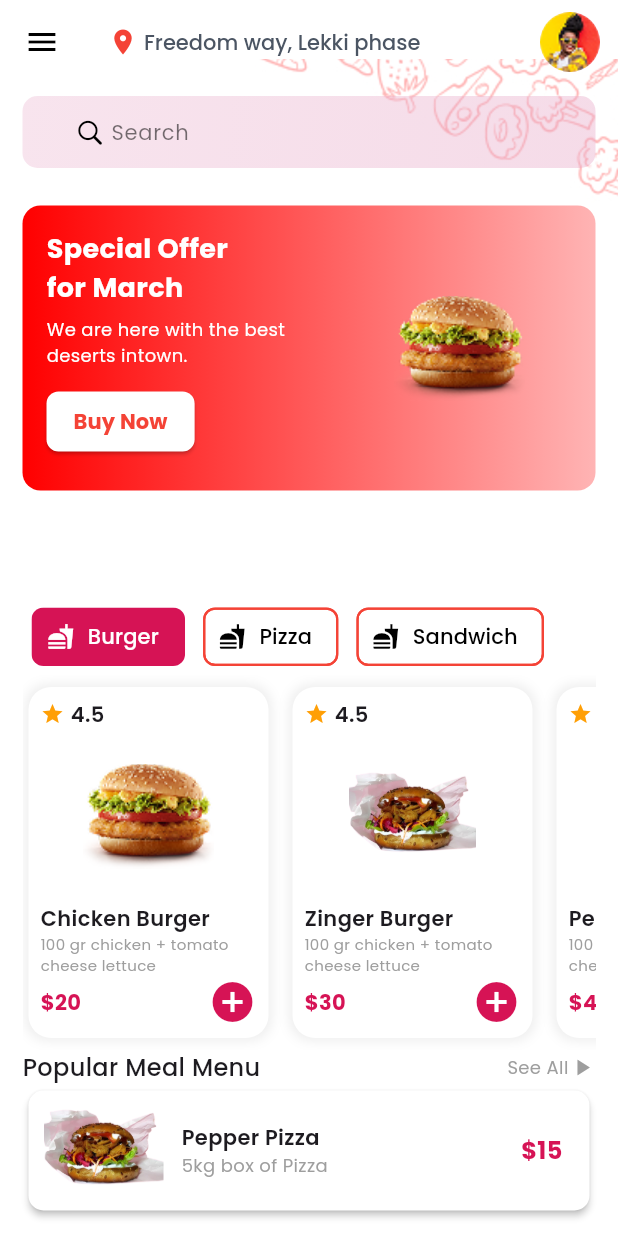
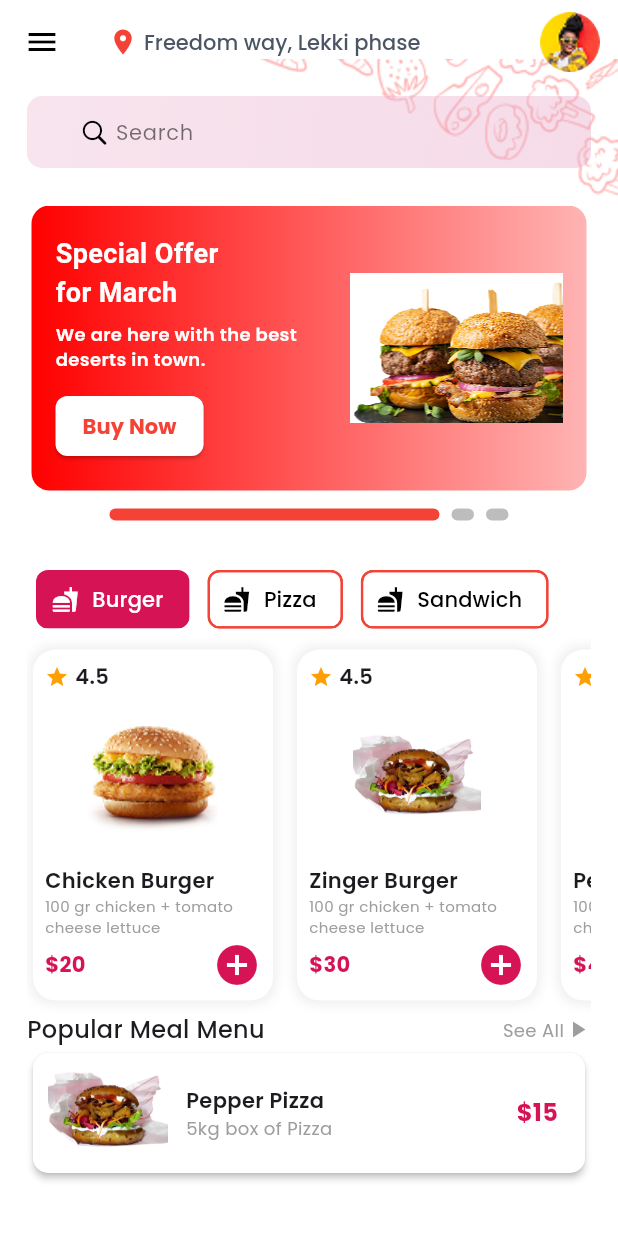
Before and after one commit to Hamza-fullstackdev/Food-order-application, a Flutter app: the ProductScreen screen opened directly, on a phone screen of 412 x 824 dp. Run offline on Flutter 3.47's test engine with Material 3 defaults, Android fonts, the phone set to English and light mode, and no system bars; drawn by our look-alikes of smooth_page_indicator; our stand-ins replace animated_text_kit, google_fonts, jwt_decoder, shared_preferences; accounts and stored records are empty.

Commit message:
updating product screen

```diff
--- a/frontend/lib/App/MVVM/views/productScreen.dart
+++ b/frontend/lib/App/MVVM/views/productScreen.dart
@@ -5,6 +5,7 @@ import 'package:frontend/App/Resources/assetsPaths/assetsPath.dart';
 import 'package:frontend/App/MVVM/views/mealMenu_Screen.dart';
 import 'package:frontend/App/MVVM/views/productDetailscreen.dart';
 import 'package:google_fonts/google_fonts.dart';
+import 'package:smooth_page_indicator/smooth_page_indicator.dart';
 
 class ProductScreen extends StatefulWidget {
   const ProductScreen({super.key});
@@ -16,6 +17,32 @@ class ProductScreen extends StatefulWidget {
 class _ProductScreenState extends State<ProductScreen> {
   List<String> items = ["Burger", "Pizza", "Sandwich"];
   int selectedIndex = 0;
+  final PageController _controller = PageController();
+  final List<Color> posterButtonTextColor = [
+    Colors.red,
+    Colors.pink,
+    Color(0xffFF8080),
+  ];
+  final List<Map<String, dynamic>> posters = [
+    {
+      "title": "Special Offer\nfor March",
+      "subtitle": "We are here with the best\ndeserts in town.",
+      "image": AssetsPath.posterBugerPic,
+      "colors": [Color(0xffFF0000), Color(0xffFFB4B4)],
+    },
+    {
+      "title": "New Arrival\nSummer Drinks",
+      "subtitle": "Cool down with our\nfresh collection.",
+      "image": AssetsPath.burgerPic,
+      "colors": [Colors.pink, Color(0xffFF8080), Color(0xffFECFEF)],
+    },
+    {
+      "title": "Weekend Sale\n50% OFF",
+      "subtitle": "Grab your favorite food\nbefore it's gone!",
+      "image": AssetsPath.burgerDetailPic,
+      "colors": [Color(0xffFF8080), Color(0xffFF8080), Color(0xffFFB4B4)],
+    },
+  ];
   List<Map<String, dynamic>> itemsList = [
     {'name': 'Chicken Burger', 'price': '20', 'image': AssetsPath.burgerPic},
     {
@@ -102,7 +129,7 @@ class _ProductScreenState extends State<ProductScreen> {
               Expanded(
                 child: SingleChildScrollView(
                   child: Padding(
-                    padding: const EdgeInsets.symmetric(horizontal: 15),
+                    padding: const EdgeInsets.symmetric(horizontal: 18),
                     child: Column(
                       crossAxisAlignment: CrossAxisAlignment.start,
                       children: [
@@ -155,12 +182,23 @@ class _ProductScreenState extends State<ProductScreen> {
                         ),
                         SizedBox(height: 25),
 
-                        Container(
+                        SizedBox(
                           height: 190,
+                          width: double.infinity,
+                          child: PageView.builder(
+                            padEnds: false,
+                            controller: _controller,
+                            itemCount: posters.length,
+                            itemBuilder: (context, index) {
+                              final poster = posters[index];
+                              return Container(
+                                margin: const EdgeInsets.symmetric(
+                                  horizontal: 3,
+                                ),
                                 decoration: BoxDecoration(
                                   borderRadius: BorderRadius.circular(12),
                                   gradient: LinearGradient(
-                              colors: [Color(0xffFF0000), Color(0xffFFB4B4)],
+                                    colors: poster["colors"],
                                     begin: Alignment.centerLeft,
                                     end: Alignment.centerRight,
                                   ),
@@ -168,59 +206,106 @@ class _ProductScreenState extends State<ProductScreen> {
                                 child: Padding(
                                   padding: const EdgeInsets.all(16),
                                   child: Row(
-                              mainAxisAlignment: MainAxisAlignment.spaceBetween,
+                                    mainAxisAlignment:
+                                        MainAxisAlignment.spaceBetween,
                                     children: [
+                                      // Left side text + button
                                       Column(
-                                  crossAxisAlignment: CrossAxisAlignment.start,
+                                        crossAxisAlignment:
+                                            CrossAxisAlignment.start,
+                                        mainAxisAlignment:
+                                            MainAxisAlignment.center,
                                         children: [
                                           Text(
-                                      "Special Offer\nfor March",
-                                      style: GoogleFonts.poppins(
+                                            poster["title"],
+                                            style: GoogleFonts.roboto(
                                               color: Colors.white,
                                               fontSize: 18,
                                               fontWeight: FontWeight.bold,
                                             ),
                                           ),
-                                    SizedBox(height: 6),
+                                          const SizedBox(height: 6),
                                           Text(
-                                      "We are here with the best\ndeserts intown.",
+                                            poster["subtitle"],
                                             style: GoogleFonts.poppins(
                                               color: Colors.white,
                                               fontSize: 12,
+                                              fontWeight: FontWeight.w600,
                                             ),
                                           ),
-                                    SizedBox(height: 12),
+                                          const SizedBox(height: 12),
                                           ElevatedButton(
                                             style: ElevatedButton.styleFrom(
                                               backgroundColor: Colors.white,
-                                        padding: EdgeInsets.symmetric(
+                                              padding:
+                                                  const EdgeInsets.symmetric(
                                                     horizontal: 18,
                                                     vertical: 6,
                                                   ),
                                               shape: RoundedRectangleBorder(
-                                          borderRadius: BorderRadius.circular(
-                                            8,
-                                          ),
+                                                borderRadius:
+                                                    BorderRadius.circular(8),
                                               ),
                                             ),
                                             onPressed: () {},
                                             child: Text(
                                               "Buy Now",
                                               style: GoogleFonts.poppins(
-                                          color: Colors.red,
+                                                color:
+                                                    posterButtonTextColor[index],
                                                 fontWeight: FontWeight.bold,
                                               ),
                                             ),
                                           ),
                                         ],
                                       ),
-                                Image.asset(AssetsPath.burgerPic, height: 120),
+                                      // Right side image
+                                      Image.asset(
+                                        poster["image"],
+                                        height: 100,
+                                        fit: BoxFit.cover,
+                                      ),
                                     ],
+                                  ),
+                                ),
+                              );
+                            },
+                          ),
+                        ),
+
+                        const SizedBox(height: 12),
+
+                        // Smooth indicator
+                        Center(
+                          child: SmoothPageIndicator(
+                            controller: _controller,
+                            count: posters.length,
+                            effect: CustomizableEffect(
+                              activeDotDecoration: DotDecoration(
+                                width: 220,
+                                height: 8,
+                                borderRadius: BorderRadius.circular(16),
+                              ),
+                              dotDecoration: DotDecoration(
+                                width: 15,
+                                height: 8,
+                                borderRadius: BorderRadius.circular(16),
+                              ),
+
+                              spacing: 8,
+                              activeColorOverride: (i) => [
+                                Colors.red,
+                                Colors.pink,
+                                Color(0xffFF8080),
+                                // Colors.orange.shade900,
+                              ][i],
+                              inActiveColorOverride: (i) => Colors.grey[400]!,
+                              // dotColor: Colors.grey.shade400,
                             ),
                           ),
                         ),
 
-                        SizedBox(height: 75),
+                        SizedBox(height: 30),
 
                         SizedBox(
                           height: 45,
```
Lines whose indentation alone changed are shown as unchanged.
